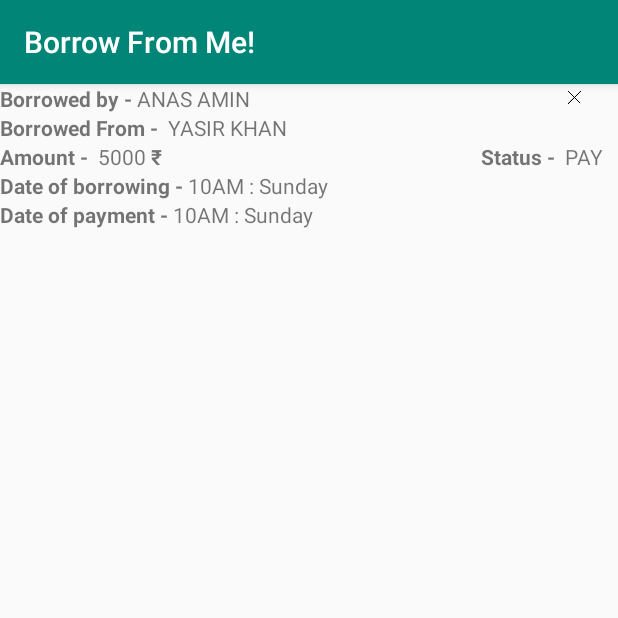
After one commit to Anas9935/BorrowFromMe, an Android app: the fragment detail_fragment shown on its own in the app's theme, on a phone screen of 412 x 824 dp, the top half of it. The commit adds this screen. Run offline under Robolectric (Android 15) with nearby library versions, the light colour scheme and no system bars.

```diff
--- a/BorrowFromMeGIT/app/src/main/java/com/example/anasamin/borrowfromme/History.java
+++ b/BorrowFromMeGIT/app/src/main/java/com/example/anasamin/borrowfromme/History.java
@@ -1,12 +1,14 @@
 package com.example.anasamin.borrowfromme;
 
 import android.database.Cursor;
+import android.support.v4.app.FragmentManager;
 import android.support.v7.app.AppCompatActivity;
 import android.os.Bundle;
 import android.view.Menu;
 import android.view.MenuItem;
 import android.view.View;
 import android.widget.AdapterView;
+import android.widget.FrameLayout;
 import android.widget.ListView;
 
 import com.example.anasamin.borrowfromme.data.object;
@@ -19,6 +21,8 @@ public class History extends AppCompatActivity {
         setContentView(R.layout.activity_history);
 
         display();
+
+
     }
     void display(){
         String[] projections={object.column.Column_ID, object.column.FROM, object.column.TO, object.column.AMOUNT, object.column.TIME, object.column.STATUS,object.column.TIMEPAID};
@@ -28,6 +32,19 @@ public class History extends AppCompatActivity {
         madapter=new HistoryCursorAdapter(this,cursor);
         lv.setAdapter(madapter);
         madapter.notifyDataSetChanged();
+
+        lv.setOnItemClickListener(new AdapterView.OnItemClickListener() {
+            @Override
+            public void onItemClick(AdapterView<?> parent, View view, int position, long id) {
+
+                detail_fragment frag=new detail_fragment();
+                FrameLayout fl=(FrameLayout)findViewById(R.id.detailed_rootxml);
+                fl.setVisibility(View.VISIBLE);
+                FragmentManager fm=getSupportFragmentManager();
+                fm.beginTransaction().add(R.id.detailed_rootxml,frag).commit();
+
+            }
+        });
     }
 
     @Override
--- /dev/null
+++ b/BorrowFromMeGIT/app/src/main/java/com/example/anasamin/borrowfromme/detail_fragment.java
@@ -0,0 +1,78 @@
+package com.example.anasamin.borrowfromme;
+
+import android.graphics.Color;
+import android.os.Bundle;
+import android.support.annotation.NonNull;
+import android.support.annotation.Nullable;
+import android.support.v4.app.Fragment;
+import android.view.LayoutInflater;
+import android.view.View;
+import android.view.ViewGroup;
+import android.widget.ImageView;
+import android.widget.TextView;
+
+import com.example.anasamin.borrowfromme.data.object;
+
+import java.text.SimpleDateFormat;
+import java.util.Date;
+
+public class detail_fragment extends Fragment {
+    public detail_fragment(){}
+
+    @Nullable
+    @Override
+    public View onCreateView(@NonNull LayoutInflater inflater, @Nullable ViewGroup container, @Nullable Bundle savedInstanceState) {
+        View root=inflater.inflate(R.layout.fragment_detail,container,false);
+
+        TextView borr_by=(TextView)root.findViewById(R.id.BorrowerXML2);    //bto
+        TextView borr_from=(TextView)root.findViewById(R.id.Borrowed_FromXML2);              //bfrom
+        TextView amount=(TextView)root.findViewById(R.id.amountXML2);
+        TextView time=(TextView)root.findViewById(R.id.timeXML2);
+        TextView paidBTN=(TextView)root.findViewById(R.id.paid);
+        TextView time_paid=(TextView)root.findViewById(R.id.timePaidXML2);
+        ImageView cross=(ImageView)root.findViewById(R.id.crossXML);
+
+//        int statusindex=cursor.getColumnIndex(object.column.STATUS);
+//        int namebbyindex=cursor.getColumnIndex(object.column.TO);
+//        int namebfmindex=cursor.getColumnIndex(object.column.FROM);
+//        int amt=cursor.getColumnIndex(object.column.AMOUNT);
+//        int tme=cursor.getColumnIndex(object.column.TIME);
+//        int tmePaidindex=cursor.getColumnIndex(object.column.TIMEPAID);
+//
+//        int status=cursor.getInt(statusindex);
+//        borr_by.setText(cursor.getString(namebbyindex));
+//        borr_from.setText(cursor.getString(namebfmindex));
+//        amount.setText(String.valueOf(cursor.getInt(amt)));
+//        time.setText(getTime(cursor.getInt(tme)));
+//
+//        if(cursor.getInt(tmePaidindex)==0){
+//            time_paid.setText("NOT YET PAID");
+//        }
+//        else{
+//            time_paid.setText(getTime(cursor.getInt(tmePaidindex)));
+//        }
+//
+//        switch(status){
+//            case 0:{paidBTN.setText("UNPAID");
+//                paidBTN.setTextColor(Color.parseColor("#CC2200"));
+//                break;
+//            }
+//            case 1:{paidBTN.setText("PAID");
+//                paidBTN.setTextColor(Color.parseColor("#000000"));
+//                break;
+//            }
+//        }
+        cross.setOnClickListener(new View.OnClickListener() {
+            @Override
+            public void onClick(View v) {
+
+            }
+        });
+
+return root;
+    }
+    private String getTime(int unix){
+        Date d=new Date(unix*1000L);
+        return new SimpleDateFormat("dd/MMM/yyyy").format(d);
+    }
+    }
--- a/BorrowFromMeGIT/app/src/main/res/layout/activity_history.xml
+++ b/BorrowFromMeGIT/app/src/main/res/layout/activity_history.xml
@@ -1,4 +1,9 @@
 <?xml version="1.0" encoding="utf-8"?>
+<FrameLayout xmlns:app="http://schemas.android.com/apk/res-auto"
+    xmlns:android="http://schemas.android.com/apk/res/android"
+    android:layout_width="match_parent"
+    android:layout_height="match_parent"
+    >
     <ListView xmlns:android="http://schemas.android.com/apk/res/android"
         xmlns:app="http://schemas.android.com/apk/res-auto"
         xmlns:tools="http://schemas.android.com/tools"
@@ -10,3 +15,14 @@
         tools:context=".History">
 
     </ListView>
+    <FrameLayout
+        android:layout_width="350dp"
+        android:layout_height="100dp"
+        android:id="@+id/detailed_rootxml"
+        android:layout_gravity="center_horizontal|center_vertical"
+        android:background="@drawable/shape"
+        android:elevation="10dp"
+        android:visibility="invisible"
+        >
+    </FrameLayout>
+</FrameLayout>
--- /dev/null
+++ b/BorrowFromMeGIT/app/src/main/res/layout/fragment_detail.xml
@@ -0,0 +1,135 @@
+<?xml version="1.0" encoding="utf-8"?>
+<LinearLayout xmlns:android="http://schemas.android.com/apk/res/android"
+    android:orientation="vertical" android:layout_width="match_parent"
+    android:layout_height="match_parent">
+    <RelativeLayout
+        android:layout_width="match_parent"
+        android:layout_height="wrap_content"
+        android:orientation="horizontal"
+        >
+        <TextView
+            android:id="@+id/rl1"
+            android:layout_width="wrap_content"
+            android:layout_height="wrap_content"
+            android:text="Borrowed by - "
+            android:textStyle="bold"
+            />
+        <TextView
+            android:id="@+id/BorrowerXML2"
+            android:layout_width="wrap_content"
+            android:layout_height="wrap_content"
+            android:text="ANAS AMIN "
+            android:layout_toRightOf="@id/rl1"
+            android:textAllCaps="true"
+            />
+        <ImageView
+            android:layout_width="18dp"
+            android:layout_height="18dp"
+            android:layout_alignParentEnd="true"
+            android:src="@drawable/cross"
+            android:id="@+id/crossXML"
+            android:layout_marginRight="20dp"
+
+            />
+    </RelativeLayout>
+    <LinearLayout
+        android:layout_width="wrap_content"
+        android:layout_height="wrap_content"
+        android:orientation="horizontal"
+        >
+        <TextView
+            android:layout_width="wrap_content"
+            android:layout_height="wrap_content"
+            android:textStyle="bold"
+            android:text="Borrowed From -  "
+            />
+        <TextView
+            android:layout_width="wrap_content"
+            android:layout_height="wrap_content"
+            android:text="Yasir Khan"
+            android:textAllCaps="true"
+            android:maxLines="1"
+            android:id="@+id/Borrowed_FromXML2"
+            />
+    </LinearLayout>
+    <RelativeLayout
+        android:layout_width="wrap_content"
+        android:layout_height="wrap_content"
+        android:orientation="horizontal">
+        <TextView
+            android:id="@+id/tv1"
+            android:layout_width="wrap_content"
+            android:layout_height="wrap_content"
+            android:text="Amount - "
+            android:textStyle="bold"
+            />
+        <TextView
+            android:id="@+id/amountXML2"
+            android:layout_toRightOf="@id/tv1"
+            android:layout_width="wrap_content"
+            android:layout_height="wrap_content"
+            android:text=" 5000"
+            />
+        <TextView
+            android:layout_toRightOf="@id/amountXML2"
+            android:layout_width="wrap_content"
+            android:layout_height="wrap_content"
+            android:text=" ₹"
+            android:textStyle="bold"
+            />
+        <TextView
+            android:layout_width="wrap_content"
+            android:layout_height="wrap_content"
+            android:text=" Status - "
+            android:textStyle="bold"
+            android:layout_toLeftOf="@id/paid"
+            />
+        <TextView
+            android:layout_width="wrap_content"
+            android:layout_height="wrap_content"
+            android:text=" PAY"
+            android:id="@+id/paid"
+            android:layout_alignParentEnd="true"
+            android:layout_marginRight="10dp"
+            />
+    </RelativeLayout>
+    <RelativeLayout
+        android:layout_width="match_parent"
+        android:layout_height="wrap_content"
+        >
+        <TextView
+            android:id="@+id/text_time2"
+            android:layout_width="wrap_content"
+            android:layout_height="wrap_content"
+            android:text="Date of borrowing - "
+            android:textStyle="bold"
+            />
+        <TextView
+            android:layout_width="wrap_content"
+            android:layout_height="wrap_content"
+            android:text="10AM : Sunday"
+            android:id="@+id/timeXML2"
+            android:layout_toRightOf="@id/text_time2"
+            />
+    </RelativeLayout>
+    <LinearLayout
+        android:layout_width="wrap_content"
+        android:layout_height="wrap_content">
+        <TextView
+            android:layout_width="wrap_content"
+            android:layout_height="wrap_content"
+            android:text="Date of payment - "
+            android:textStyle="bold"
+            />
+        <TextView
+            android:layout_width="wrap_content"
+            android:layout_height="wrap_content"
+            android:text="10AM : Sunday"
+            android:id="@+id/timePaidXML2"
+            android:layout_toRightOf="@id/text_time"
+            />
+
+    </LinearLayout>
+
+
+</LinearLayout>
```
Also changed, not shown: BorrowFromMeGIT/app/src/main/res/drawable/cross.png (added). Lines whose indentation alone changed are shown as unchanged.
